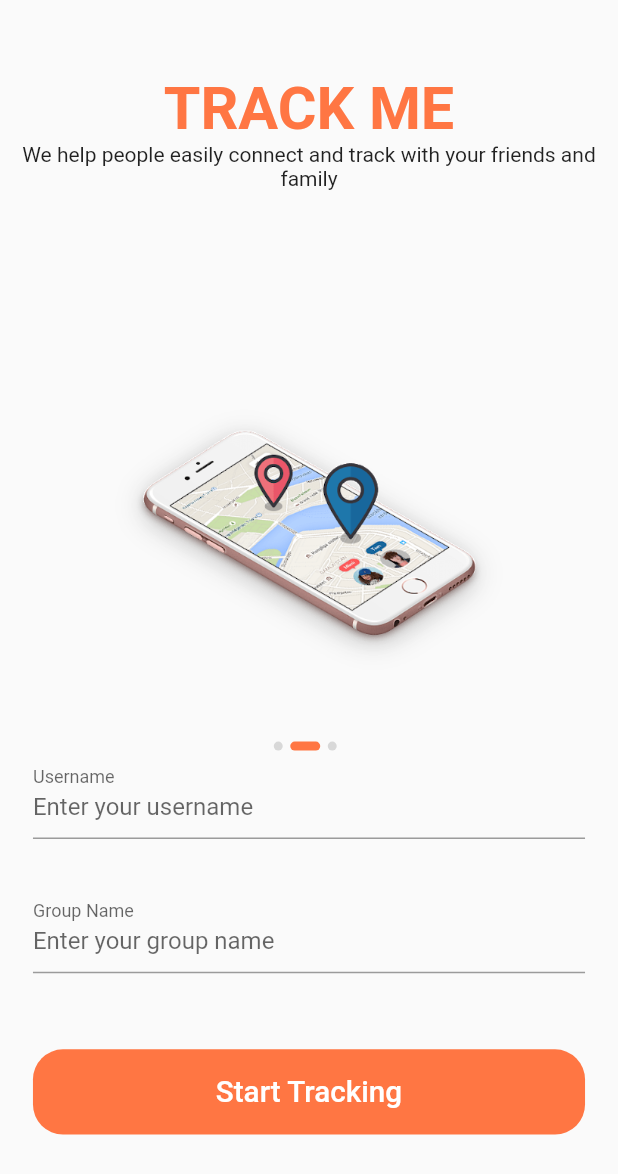
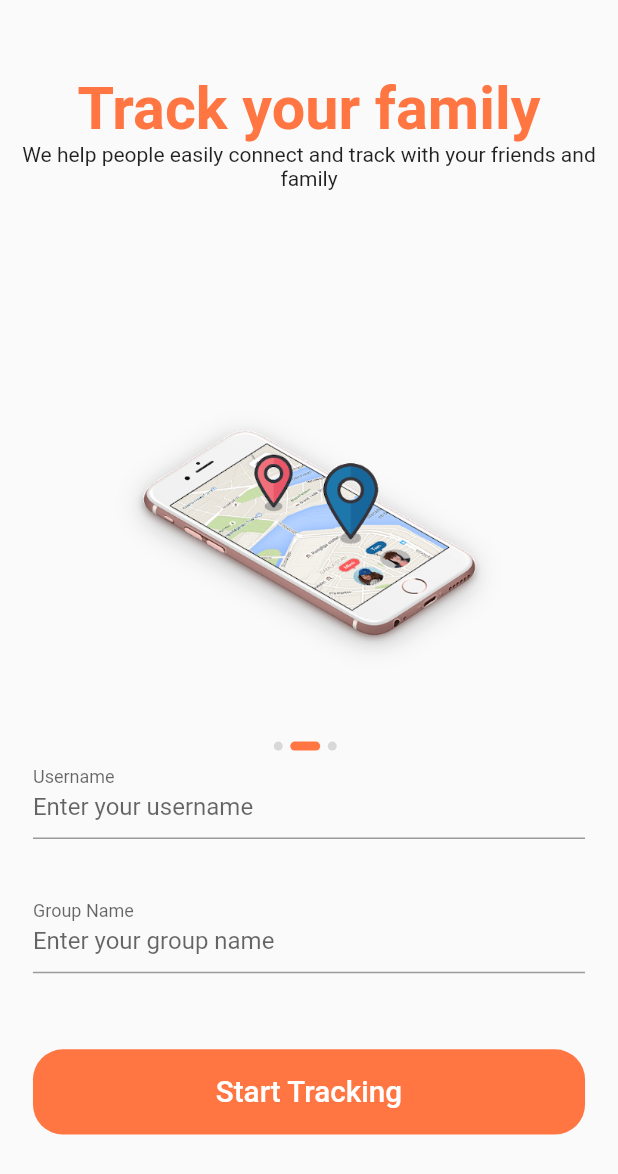
Before and after one commit to HOD101s/mcc-tracking, a Flutter app: the screen it shows after launch, swiped to page 2, on a phone screen of 412 x 824 dp. Shown: the top 1174 px of the screen. Run offline on Flutter 3.47's test engine with Material 2 defaults, Android fonts, the phone set to English and light mode, and no system bars; our stand-ins replace cloud_firestore, firebase_core, flutter_svg, google_maps_flutter, location; missing offline and left inert: flutter_session, geoflutterfire; accounts and stored records are empty.

Commit message:
Add dynamic title to sign in screen

```diff
--- a/lib/screens/sign_in/components/body.dart
+++ b/lib/screens/sign_in/components/body.dart
@@ -34,15 +34,21 @@ class _BodyState extends State<Body> {
   final creatingGroupSnackBar = SnackBar(content: Text('Creating Group'));
   final joiningGroupSnackBar = SnackBar(content: Text('Joining Group'));
   List<Map<String, String>> splashData = [
-    {"text": "Welcome to Track me!", "image": "assets/images/track_1.png"},
+    {
+      "text": "Welcome to Track me!",
+      "image": "assets/images/track_1.png",
+      "title": "TRACK ME"
+    },
     {
       "text":
           "We help people easily connect and track with your friends and family",
-      "image": "assets/images/track_2.png"
+      "image": "assets/images/track_2.png",
+      "title": "Track your family"
     },
     {
       "text": "Let's start with superfast onboarding!",
-      "image": "assets/images/track_3.png"
+      "image": "assets/images/track_3.png",
+      "title": "Track your friends"
     },
   ];
 
@@ -77,6 +83,7 @@ class _BodyState extends State<Body> {
                 itemBuilder: (context, index) => SignInContent(
                   image: splashData[index]["image"],
                   text: splashData[index]['text'],
+                  title: splashData[index]['title'],
                 ),
               ),
             ),
--- a/lib/screens/sign_in/components/sign_in_content.dart
+++ b/lib/screens/sign_in/components/sign_in_content.dart
@@ -8,8 +8,9 @@ class SignInContent extends StatelessWidget {
     Key key,
     this.text,
     this.image,
+    this.title,
   }) : super(key: key);
-  final String text, image;
+  final String text, image, title;
 
   @override
   Widget build(BuildContext context) {
@@ -17,7 +18,7 @@ class SignInContent extends StatelessWidget {
       children: <Widget>[
         Spacer(),
         Text(
-          "TRACK ME",
+          title,
           style: TextStyle(
             fontSize: getProportionateScreenWidth(36),
             color: kPrimaryColor,
```
